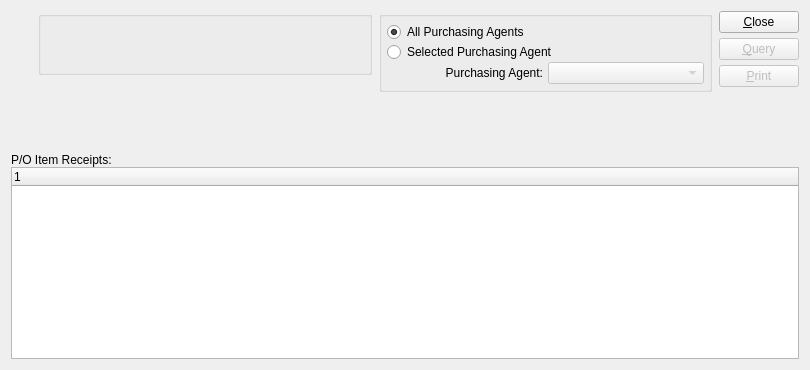
Qt form xtuple/trunk/guiclient/dspPoDeliveryDateVariancesByItem.ui (WooodHead/xtuple) before a commit.
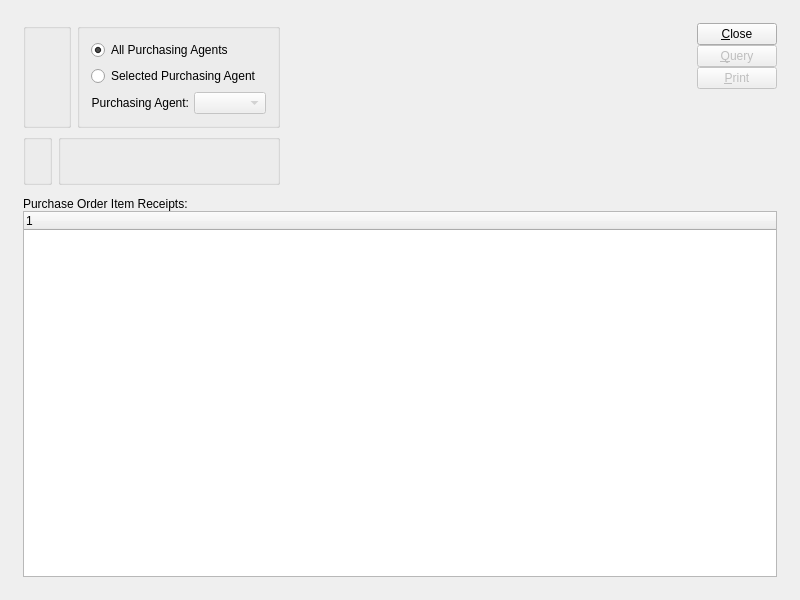
The same form after that commit. Custom widgets are drawn as their Qt base class.

```diff
--- a/xtuple/trunk/guiclient/dspPoDeliveryDateVariancesByItem.ui
+++ b/xtuple/trunk/guiclient/dspPoDeliveryDateVariancesByItem.ui
@@ -13,34 +13,36 @@
    <rect>
     <x>0</x>
     <y>0</y>
-    <width>810</width>
-    <height>370</height>
+    <width>800</width>
+    <height>600</height>
    </rect>
   </property>
   <property name="windowTitle" >
-   <string>P/O Delivery Date Variances by Item</string>
+   <string>Purchase Order Delivery Date Variances by Item</string>
   </property>
-   <layout class="QVBoxLayout" >
-    <item>
-     <layout class="QHBoxLayout" >
+  <layout class="QGridLayout" name="gridLayout_7" >
+   <item row="0" column="0" >
+    <layout class="QGridLayout" name="gridLayout_6" >
       <property name="margin" >
-       <number>0</number>
+      <number>12</number>
       </property>
       <property name="spacing" >
-       <number>7</number>
-      </property>
+      <number>12</number>
+     </property>
+     <item row="0" column="0" >
+      <layout class="QHBoxLayout" name="horizontalLayout" >
       <item>
-       <layout class="QVBoxLayout" >
-        <property name="margin" >
-         <number>0</number>
-        </property>
-        <property name="spacing" >
-         <number>0</number>
-        </property>
-        <item>
+        <layout class="QGridLayout" name="gridLayout_5" >
+         <item row="0" column="0" colspan="2" >
+          <widget class="QGroupBox" name="_itemGroup" >
+           <property name="title" >
+            <string/>
+           </property>
+           <layout class="QGridLayout" name="gridLayout_3" >
+            <item row="0" column="0" >
          <widget class="ItemCluster" name="_item" />
         </item>
-        <item>
+            <item row="1" column="0" >
          <spacer>
           <property name="orientation" >
            <enum>Qt::Vertical</enum>
@@ -48,86 +50,24 @@
           <property name="sizeType" >
            <enum>QSizePolicy::Preferred</enum>
           </property>
-          <property name="sizeHint" >
+              <property name="sizeHint" stdset="0" >
            <size>
             <width>20</width>
-            <height>100</height>
+                <height>0</height>
            </size>
           </property>
          </spacer>
         </item>
        </layout>
-      </item>
-      <item>
-       <layout class="QVBoxLayout" >
-        <property name="margin" >
-         <number>0</number>
-        </property>
-        <property name="spacing" >
-         <number>7</number>
-        </property>
-        <item>
-         <layout class="QHBoxLayout" >
-          <property name="margin" >
-           <number>0</number>
-          </property>
-          <property name="spacing" >
-           <number>7</number>
-          </property>
-          <item>
-           <layout class="QVBoxLayout" >
-            <property name="margin" >
-             <number>0</number>
-            </property>
-            <property name="spacing" >
-             <number>1</number>
-            </property>
-            <item>
-             <widget class="WarehouseGroup" name="_warehouse" >
-              <property name="title" >
-               <string/>
-              </property>
-             </widget>
-            </item>
-            <item>
-             <spacer>
-              <property name="orientation" >
-               <enum>Qt::Vertical</enum>
-              </property>
-              <property name="sizeType" >
-               <enum>QSizePolicy::Preferred</enum>
-              </property>
-              <property name="sizeHint" >
-               <size>
-                <width>16</width>
-                <height>17</height>
-               </size>
-              </property>
-             </spacer>
-            </item>
-           </layout>
-          </item>
-          <item>
+          </widget>
+         </item>
+         <item row="0" column="2" >
            <widget class="QGroupBox" name="_agentGroup" >
-            <property name="sizePolicy" >
-             <sizepolicy>
-              <hsizetype>5</hsizetype>
-              <vsizetype>0</vsizetype>
-              <horstretch>0</horstretch>
-              <verstretch>0</verstretch>
-             </sizepolicy>
-            </property>
             <property name="title" >
              <string/>
             </property>
-            <layout class="QVBoxLayout" >
-             <property name="margin" >
-              <number>5</number>
-             </property>
-             <property name="spacing" >
-              <number>0</number>
-             </property>
-             <item>
+           <layout class="QGridLayout" name="gridLayout_2" >
+            <item row="0" column="0" >
               <widget class="QRadioButton" name="_allPurchasingAgents" >
                <property name="text" >
                 <string>All Purchasing Agents</string>
@@ -137,18 +77,15 @@
                </property>
               </widget>
              </item>
-             <item>
+            <item row="1" column="0" >
               <widget class="QRadioButton" name="_selectedPurchasingAgent" >
                <property name="text" >
                 <string>Selected Purchasing Agent</string>
                </property>
               </widget>
              </item>
-             <item>
+            <item row="2" column="0" >
               <layout class="QHBoxLayout" >
-               <property name="margin" >
-                <number>0</number>
-               </property>
                <property name="spacing" >
                 <number>5</number>
                </property>
@@ -174,54 +111,65 @@
             </layout>
            </widget>
           </item>
-         </layout>
-        </item>
-        <item>
-         <layout class="QHBoxLayout" >
-          <property name="margin" >
-           <number>0</number>
-          </property>
-          <property name="spacing" >
-           <number>0</number>
-          </property>
-          <item>
+         <item row="1" column="0" >
+          <widget class="WarehouseGroup" name="_warehouse" >
+           <property name="title" >
+            <string/>
+           </property>
+           <property name="fixedSize" >
+            <bool>false</bool>
+           </property>
+          </widget>
+         </item>
+         <item row="1" column="1" colspan="2" >
+          <widget class="QGroupBox" name="_dateGroup" >
+           <property name="title" >
+            <string/>
+           </property>
+           <layout class="QGridLayout" name="gridLayout" >
+            <item row="0" column="0" >
            <widget class="DateCluster" name="_dates" />
           </item>
-          <item>
-           <spacer>
+            <item row="0" column="1" >
+             <spacer name="horizontalSpacer" >
             <property name="orientation" >
              <enum>Qt::Horizontal</enum>
             </property>
-            <property name="sizeType" >
-             <enum>QSizePolicy::Expanding</enum>
-            </property>
-            <property name="sizeHint" >
+              <property name="sizeHint" stdset="0" >
              <size>
-              <width>265</width>
+                <width>0</width>
               <height>20</height>
              </size>
             </property>
            </spacer>
           </item>
          </layout>
+          </widget>
         </item>
        </layout>
       </item>
       <item>
-       <layout class="QVBoxLayout" >
-        <property name="margin" >
-         <number>0</number>
-        </property>
-        <property name="spacing" >
-         <number>0</number>
-        </property>
+        <spacer name="horizontalSpacer_2" >
+         <property name="orientation" >
+          <enum>Qt::Horizontal</enum>
+         </property>
+         <property name="sizeHint" stdset="0" >
+          <size>
+           <width>13</width>
+           <height>17</height>
+          </size>
+         </property>
+        </spacer>
+       </item>
         <item>
          <layout class="QVBoxLayout" >
-          <property name="margin" >
+         <property name="spacing" >
            <number>0</number>
           </property>
+         <item>
+          <layout class="QVBoxLayout" >
           <property name="spacing" >
-           <number>5</number>
+            <number>0</number>
           </property>
           <item>
            <widget class="QPushButton" name="_close" >
@@ -264,12 +212,12 @@
            <enum>Qt::Vertical</enum>
           </property>
           <property name="sizeType" >
-           <enum>QSizePolicy::Preferred</enum>
-          </property>
-          <property name="sizeHint" >
+            <enum>QSizePolicy::Expanding</enum>
+           </property>
+           <property name="sizeHint" stdset="0" >
            <size>
             <width>10</width>
-            <height>60</height>
+             <height>0</height>
            </size>
           </property>
          </spacer>
@@ -278,20 +226,33 @@
       </item>
      </layout>
     </item>
-    <item>
-     <layout class="QVBoxLayout" >
+     <item row="1" column="0" >
+      <widget class="QFrame" name="_frame" >
+       <property name="sizePolicy" >
+        <sizepolicy vsizetype="Expanding" hsizetype="Preferred" >
+         <horstretch>0</horstretch>
+         <verstretch>1</verstretch>
+        </sizepolicy>
+       </property>
+       <property name="frameShape" >
+        <enum>QFrame::NoFrame</enum>
+       </property>
+       <property name="frameShadow" >
+        <enum>QFrame::Raised</enum>
+       </property>
+       <layout class="QGridLayout" name="gridLayout_4" >
       <property name="margin" >
        <number>0</number>
       </property>
+        <item row="0" column="0" >
+         <layout class="QVBoxLayout" >
       <property name="spacing" >
        <number>0</number>
       </property>
       <item>
        <widget class="QLabel" name="_recvLit" >
         <property name="sizePolicy" >
-         <sizepolicy>
-          <hsizetype>5</hsizetype>
-          <vsizetype>5</vsizetype>
+             <sizepolicy vsizetype="Preferred" hsizetype="Preferred" >
           <horstretch>0</horstretch>
           <verstretch>0</verstretch>
          </sizepolicy>
@@ -303,7 +264,7 @@
          </size>
         </property>
         <property name="text" >
-         <string>P/O Item Receipts:</string>
+             <string>Purchase Order Item Receipts:</string>
         </property>
         <property name="alignment" >
          <set>Qt::AlignVCenter</set>
@@ -320,6 +281,11 @@
     </item>
    </layout>
  </widget>
+     </item>
+    </layout>
+   </item>
+  </layout>
+ </widget>
  <layoutdefault spacing="6" margin="11" />
  <pixmapfunction>qPixmapFromMimeSource</pixmapfunction>
  <customwidgets>
@@ -328,6 +294,16 @@
    <extends>QWidget</extends>
    <header>datecluster.h</header>
   </customwidget>
+  <customwidget>
+   <class>ItemCluster</class>
+   <extends>QWidget</extends>
+   <header>itemcluster.h</header>
+  </customwidget>
+  <customwidget>
+   <class>WarehouseGroup</class>
+   <extends>QGroupBox</extends>
+   <header>warehousegroup.h</header>
+  </customwidget>
   <customwidget>
    <class>XComboBox</class>
    <extends>QComboBox</extends>
@@ -338,16 +314,6 @@
    <extends>QTreeWidget</extends>
    <header>xtreewidget.h</header>
   </customwidget>
-  <customwidget>
-   <class>ItemCluster</class>
-   <extends>QWidget</extends>
-   <header>itemcluster.h</header>
-  </customwidget>
-  <customwidget>
-   <class>WarehouseGroup</class>
-   <extends>QGroupBox</extends>
-   <header>warehousegroup.h</header>
-  </customwidget>
  </customwidgets>
  <tabstops>
   <tabstop>_item</tabstop>
```
Left out of the diff: 1 changed line with no effect on the pictures. Lines whose indentation alone changed are shown as unchanged.
